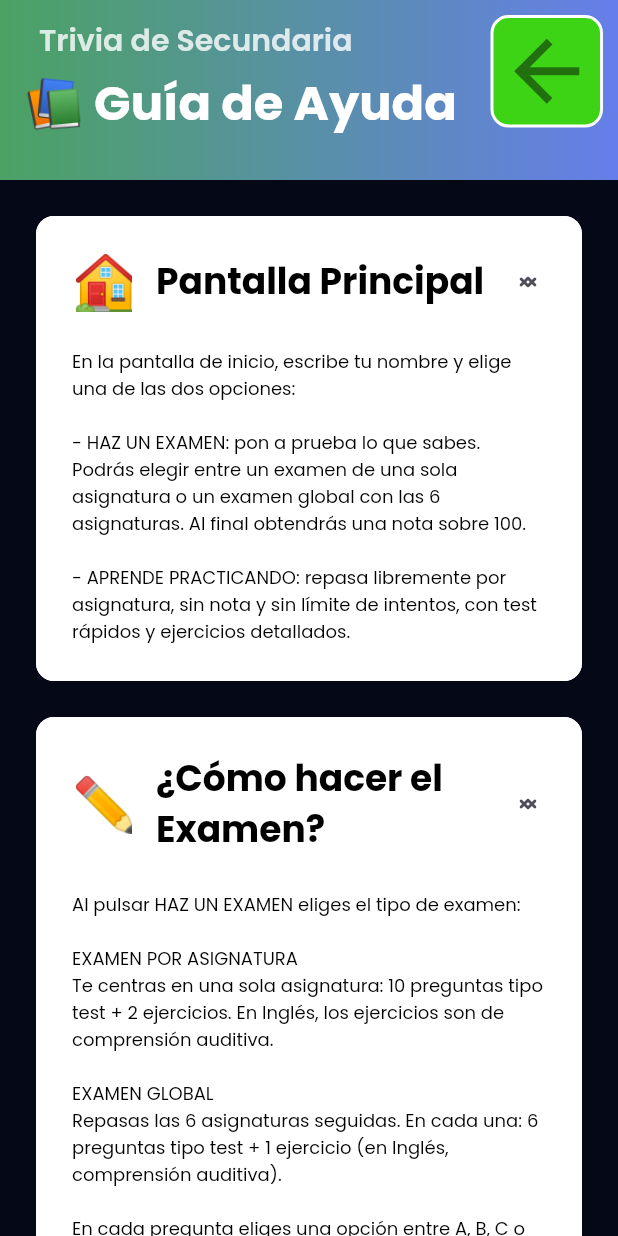
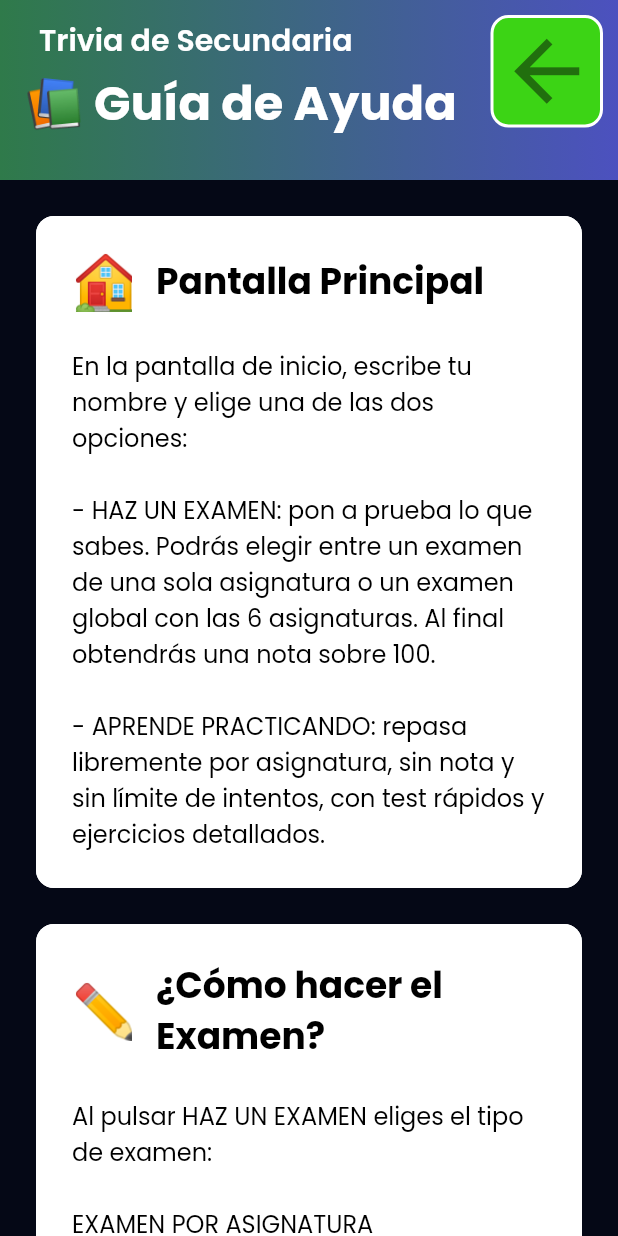
Before and after one commit to cgomezrando/Repasa-Secundaria, a Flutter app: the InstructionsPageWidget screen opened by its route, on a phone screen of 412 x 824 dp. Run offline on Flutter 3.47's test engine with Material 3 defaults, Android fonts, the phone set to English and light mode, and no system bars; our stand-ins replace auto_size_text, font_awesome_flutter, from_css_color, go_router, google_fonts, just_audio and 6 more; missing offline and left inert: json_path; accounts and stored records are empty.

Commit message:
Add files via upload

```diff
--- a/lib/components/guide_section_widget.dart
+++ b/lib/components/guide_section_widget.dart
@@ -163,25 +163,6 @@ class _GuideSectionWidgetState extends State<GuideSectionWidget> {
                         ].divide(SizedBox(width: 16.0)),
                       ),
                     ),
-                    Container(
-                      width: 24.0,
-                      height: 24.0,
-                      child: Stack(
-                        alignment: AlignmentDirectional(0.0, 0.0),
-                        children: [
-                          Icon(
-                            Icons.expand_less_rounded,
-                            color: FlutterFlowTheme.of(context).secondaryText,
-                            size: 24.0,
-                          ),
-                          Icon(
-                            Icons.expand_more_rounded,
-                            color: FlutterFlowTheme.of(context).secondaryText,
-                            size: 24.0,
-                          ),
-                        ],
-                      ),
-                    ),
                   ].divide(SizedBox(width: 16.0)),
                 ),
               ),
@@ -218,6 +199,7 @@ class _GuideSectionWidgetState extends State<GuideSectionWidget> {
                                   .fontStyle,
                             ),
                             color: Colors.black,
+                            fontSize: 16.0,
                             letterSpacing: 0.0,
                             fontWeight: FlutterFlowTheme.of(context)
                                 .bodyMedium
--- a/lib/pages/instructions_page/instructions_page_widget.dart
+++ b/lib/pages/instructions_page/instructions_page_widget.dart
@@ -234,7 +234,7 @@ class _InstructionsPageWidgetState extends State<InstructionsPageWidget> {
                   height: 120.0,
                   decoration: BoxDecoration(
                     gradient: LinearGradient(
-                      colors: [Color(0xFF667EEA), Color(0xFF4BA263)],
+                      colors: [Color(0xFF4C51BF), Color(0xFF2F7A4A)],
                       stops: [0.0, 1.0],
                       begin: AlignmentDirectional(1.0, 0.0),
                       end: AlignmentDirectional(-1.0, 0),
@@ -276,7 +276,7 @@ class _InstructionsPageWidgetState extends State<InstructionsPageWidget> {
                                                     .labelMedium
                                                     .fontStyle,
                                           ),
-                                          color: Color(0xCCFFFFFF),
+                                          color: Colors.white,
                                           fontSize: 20.0,
                                           letterSpacing: 0.0,
                                           fontWeight:
```
Also changed, not shown: lib/components/menu_button/menu_button_widget.dart (+12 -11 lines), lib/pages/home_screen/home_screen_widget.dart (+17 -9 lines).
